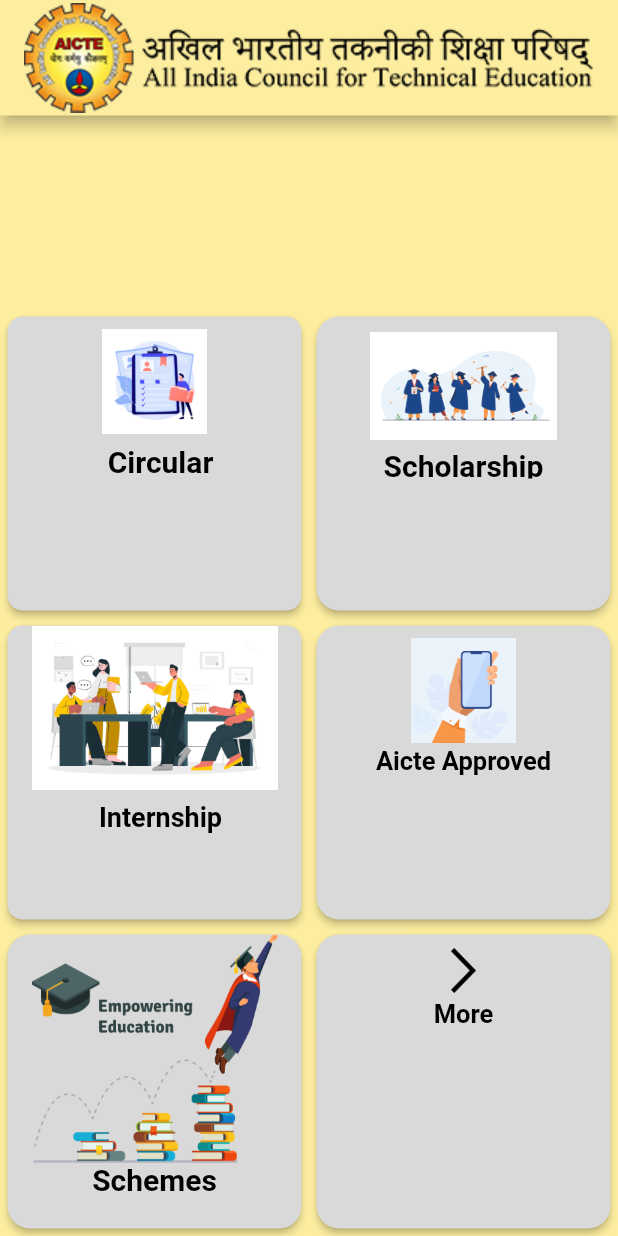
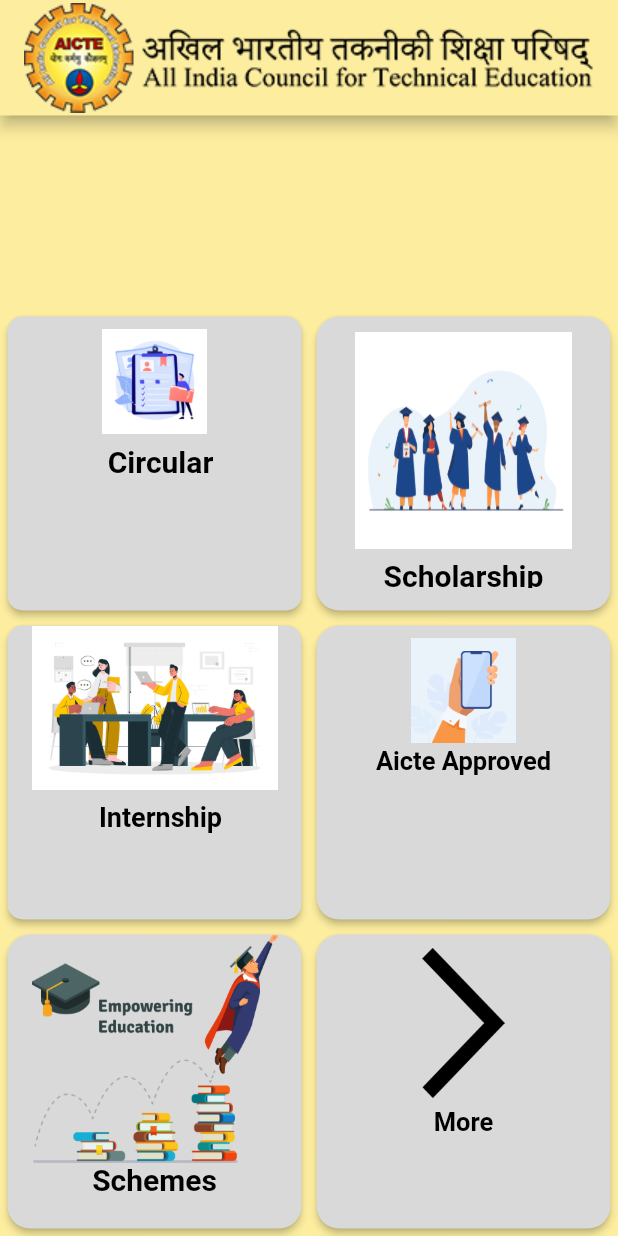
Before and after one commit to mehtachandrashekhar/AICTE---APP, a Flutter app: the screen it shows after launch, on a phone screen of 412 x 824 dp. Run offline on Flutter 3.47's test engine with Material 2 defaults, Android fonts, the phone set to English and light mode, and no system bars; our stand-ins replace animated_splash_screen, carousel_slider, connectivity, hexcolor, webview_flutter; Roboto replaces fonts that are missing (Ubuntu).

```diff
--- a/lib/pages/HomePage.dart
+++ b/lib/pages/HomePage.dart
@@ -51,9 +51,9 @@
               // SCHEMES PAGE
               Padding(
                 padding: const EdgeInsets.all(5.0),
-                child: Container(
-                  height: 30,
-                  width: 30,
+                child: SizedBox(
+                  height: 60,
+                  width: 60,
                   // color: Colors.deepOrange,
                   child: ElevatedButton(
                     style: ElevatedButton.styleFrom(
@@ -75,7 +75,7 @@
                       children: [
                         //for image
                         Container(
-                          margin: EdgeInsets.only(),
+                          margin: const EdgeInsets.only(),
                           // height: 63,
                           // width: 63,
                           // color: Colors.yellow,
@@ -85,7 +85,7 @@
 
                         //for text
                         Container(
-                          margin: EdgeInsets.only(),
+                          margin: const EdgeInsets.only(),
                           // height: 30,
                           // width: 120,
                           // color: Colors.red,
@@ -107,7 +107,7 @@
               // MORE PAGE
               Padding(
                 padding: const EdgeInsets.all(5.0),
-                child: Container(
+                child: SizedBox(
                   width: 30,
                   height: 30,
                   // color: Colors.deepOrange,
@@ -119,7 +119,7 @@
                     ),
 
                     onPressed: () async {
-                      //foe check internet Conection
+                      //foe check internet connection
                       final internetConnection =
                       await Connectivity().checkConnectivity();
                       checkInternetConnection(internetConnection,
@@ -132,17 +132,17 @@
                         //for image
                         Container(
                           margin: const EdgeInsets.only(top: 9),
-                          height: 30,
-                          width: 30,
+                          height: 100,
+                          width: 100,
                           // color: Colors.yellow,
                           child: Image.asset("assets/images/arrow_right.png"),
                         ),
 
                         //for text
                         Container(
-                          margin: const EdgeInsets.only(top: 4),
-                          // height: 20,
-                          // width: 120,
+                          margin: const EdgeInsets.only(top:6),
+                          height: 60,
+                          width: 60,
                           // color: Colors.red,
                           child: const Text(
                             "More",
@@ -345,8 +345,8 @@
               Padding(
                 padding: const EdgeInsets.all(5.0),
                 child: SizedBox(
-                  height: 30,
-                  width: 30,
+                  height: 60,
+                  width: 60,
                   // color: Colors.deepOrange,
                   child: ElevatedButton(
                     style: ElevatedButton.styleFrom(
@@ -366,8 +366,8 @@
                         //for image
                         Container(
                           margin: const EdgeInsets.only(top: 10),
-                          height: 72,
-                          width: 125,
+                          height: 145,
+                          width: 145,
                           // color: Colors.yellow,
                           child: Image.asset("assets/images/scholarship_r.png",
                             height: 140,
```
